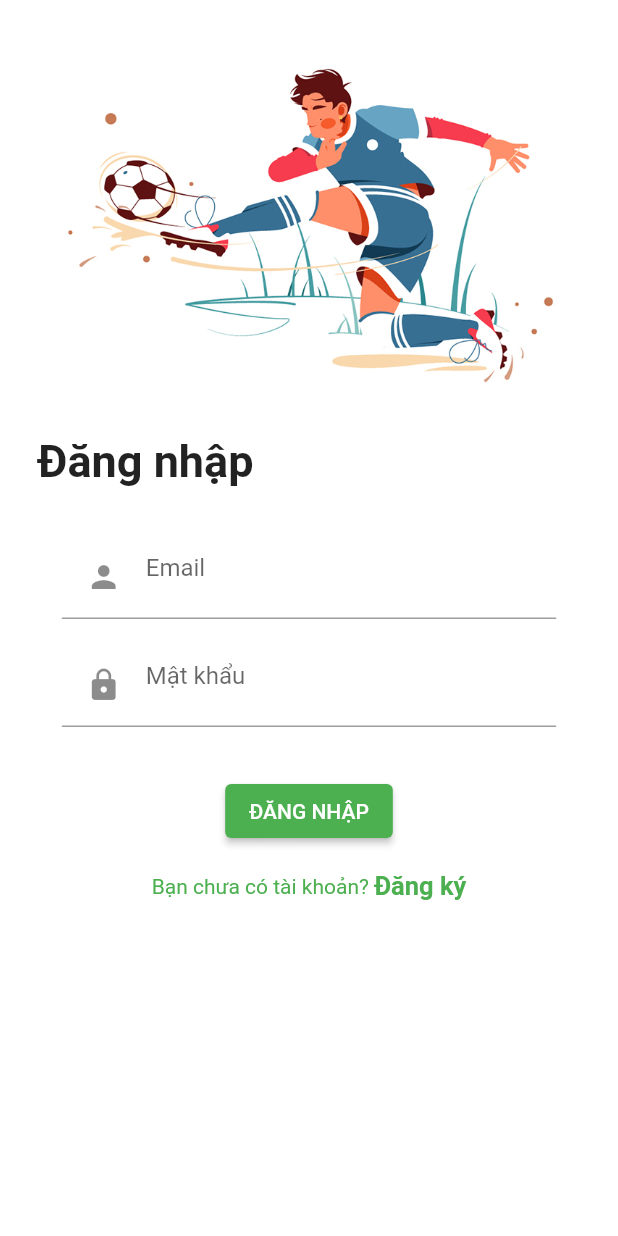
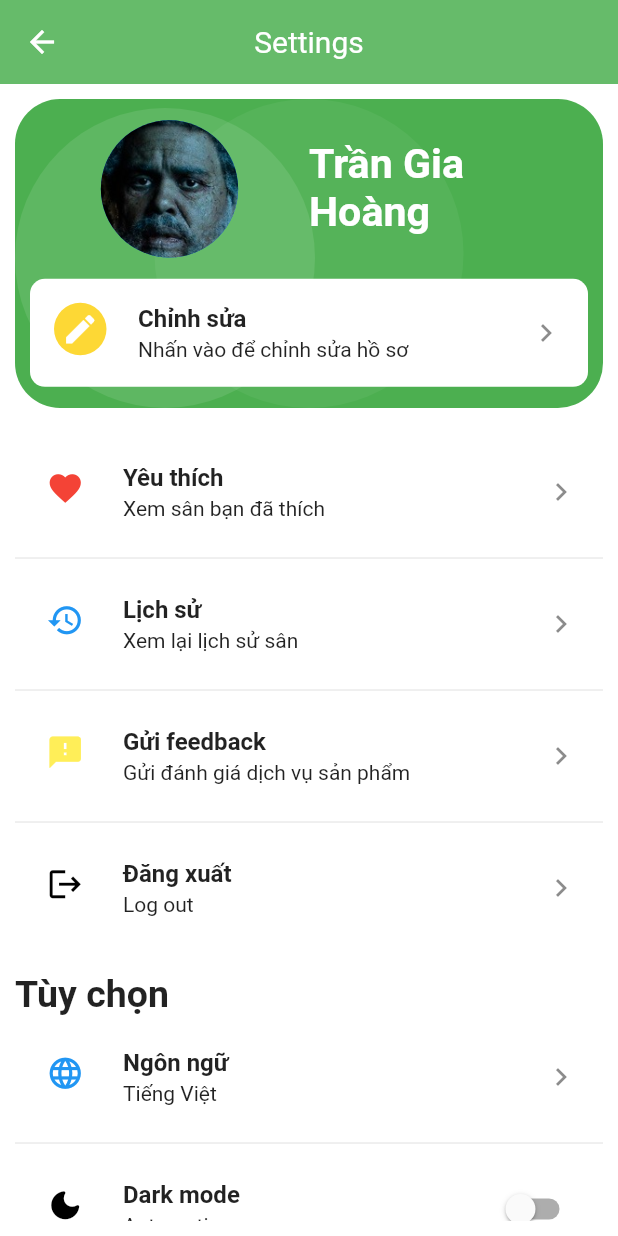
Before and after one commit to ATAnhTuan/HCI-Project-Mobile, a Flutter app: the screen it shows after launch, on a phone screen of 412 x 824 dp. Run offline on Flutter 3.47's test engine with Material 2 defaults, Android fonts, the phone set to English and light mode, and no system bars; drawn by our look-alikes of babstrap_settings_screen; our stand-ins replace flutter_svg, material_color_utilities; missing offline and left inert: dart:ffi.

Commit message:
Setting Screen

```diff
--- /dev/null
+++ b/HCI-Project-Mobile/lib/Screen/Setting/SettingScreen.dart
@@ -0,0 +1,170 @@
+import 'package:babstrap_settings_screen/babstrap_settings_screen.dart';
+import 'package:flutter/material.dart';
+
+class SettingWidget extends StatelessWidget {
+  const SettingWidget({Key? key}) : super(key: key);
+
+  @override
+  Widget build(BuildContext context) {
+    return MaterialApp(
+      home: Scaffold(
+        backgroundColor: Colors.white.withOpacity(.94),
+        appBar: AppBar(
+          leading: IconButton(
+            onPressed: () {},
+            icon: Icon(Icons.arrow_back),
+          ),
+          title: Text(
+            "Settings",
+            style:
+                TextStyle(color: Colors.white, fontWeight: FontWeight.normal),
+          ),
+          centerTitle: true,
+          backgroundColor: Colors.green[400],
+          elevation: 0,
+        ),
+        body: Padding(
+          padding: const EdgeInsets.all(10),
+          child: ListView(
+            children: [
+              BigUserCard(
+                cardColor: Colors.green,
+                userName: "Trần Gia Hoàng",
+                userProfilePic: AssetImage("assets/images/profilepic1.jpg"),
+                cardActionWidget: SettingsItem(
+                  icons: Icons.edit,
+                  iconStyle: IconStyle(
+                    withBackground: true,
+                    borderRadius: 50,
+                    backgroundColor: Colors.yellow[600],
+                  ),
+                  title: "Chỉnh sửa",
+                  subtitle: "Nhấn vào để chỉnh sửa hồ sơ",
+                  onTap: () {},
+                ),
+              ),
+              SettingsGroup(
+                iconItemSize: 24.0,
+                items: [
+                  SettingsItem(
+                    onTap: () {},
+                    icons: Icons.favorite,
+                    iconStyle: IconStyle(
+                      iconsColor: Colors.red,
+                      backgroundColor: Colors.white,
+                      withBackground: true,
+                    ),
+                    title: "Yêu thích",
+                    subtitle: "Xem sân bạn đã thích",
+                  ),
+                  SettingsItem(
+                    onTap: () {},
+                    icons: Icons.history,
+                    iconStyle: IconStyle(
+                      iconsColor: Colors.blue,
+                      backgroundColor: Colors.white,
+                      withBackground: true,
+                    ),
+                    title: "Lịch sử",
+                    subtitle: "Xem lại lịch sử sân",
+                  ),
+                  SettingsItem(
+                    onTap: () {},
+                    icons: Icons.feedback,
+                    iconStyle: IconStyle(
+                      iconsColor: Colors.yellow[400],
+                      backgroundColor: Colors.white,
+                      withBackground: true,
+                    ),
+                    title: "Gửi feedback",
+                    subtitle: "Gửi đánh giá dịch vụ sản phẩm",
+                  ),
+                  SettingsItem(
+                    onTap: () {},
+                    icons: Icons.logout,
+                    iconStyle: IconStyle(
+                      iconsColor: Colors.black,
+                      backgroundColor: Colors.white,
+                      withBackground: true,
+                    ),
+                    title: "Đăng xuất",
+                    subtitle: "Log out",
+                  ),
+                ],
+              ),
+              SettingsGroup(
+                settingsGroupTitle: "Tùy chọn",
+                items: [
+                  SettingsItem(
+                    onTap: () {},
+                    icons: Icons.language,
+                    iconStyle: IconStyle(
+                      iconsColor: Colors.blue,
+                      withBackground: true,
+                      backgroundColor: Colors.white,
+                    ),
+                    title: "Ngôn ngữ",
+                    subtitle: "Tiếng Việt",
+                  ),
+                  SettingsItem(
+                    onTap: () {},
+                    icons: Icons.dark_mode_rounded,
+                    iconStyle: IconStyle(
+                      iconsColor: Colors.black,
+                      withBackground: true,
+                      backgroundColor: Colors.white,
+                    ),
+                    title: 'Dark mode',
+                    subtitle: "Automatic",
+                    trailing: Switch.adaptive(
+                      value: false,
+                      onChanged: (value) {},
+                    ),
+                  ),
+                ],
+              ),
+              SettingsGroup(
+                settingsGroupTitle: "Thông tin và Hỗ trợ",
+                items: [
+                  SettingsItem(
+                    onTap: () {},
+                    icons: Icons.info,
+                    iconStyle: IconStyle(
+                      iconsColor: Colors.grey,
+                      withBackground: true,
+                      backgroundColor: Colors.white,
+                    ),
+                    title: "Về chúng tôi",
+                    subtitle: "HCI201_SU22_Group2",
+                  ),
+                  SettingsItem(
+                    onTap: () {},
+                    icons: Icons.question_mark,
+                    iconStyle: IconStyle(
+                      iconsColor: Colors.grey,
+                      withBackground: true,
+                      backgroundColor: Colors.white,
+                    ),
+                    title: "Câu hỏi thường gặp",
+                    subtitle: "Đặt câu hỏi cho chúng tôi",
+                  ),
+                  SettingsItem(
+                    onTap: () {},
+                    icons: Icons.phone,
+                    iconStyle: IconStyle(
+                      iconsColor: Colors.grey,
+                      withBackground: true,
+                      backgroundColor: Colors.white,
+                    ),
+                    title: "Hotline",
+                    subtitle: "0912345678",
+                  ),
+                ],
+              ),
+            ],
+          ),
+        ),
+      ),
+    );
+  }
+}
--- a/HCI-Project-Mobile/lib/Screen/main.dart
+++ b/HCI-Project-Mobile/lib/Screen/main.dart
@@ -4,13 +4,11 @@ import 'Home/HomeScreen.dart';
 import 'package:material_color_utilities/material_color_utilities.dart';
 
 import 'Login/LoginScreen.dart';
-
-
+import 'Setting/SettingScreen.dart';
 
 void main() {
-  runApp(const LoginScreen());
+  runApp(const SettingWidget());
 }
-
 
 class MyApp extends StatelessWidget {
   const MyApp({Key? key}) : super(key: key);
@@ -36,7 +34,7 @@ class _MyStatefulWidgetState extends State<MyStatefulWidget> {
   static const TextStyle optionStyle =
       TextStyle(fontSize: 30, fontWeight: FontWeight.bold);
   static const List<Widget> _widgetOptions = <Widget>[
-   HomeScreen(),
+    HomeScreen(),
     Text(
       'Index 1: Chat',
       style: optionStyle,
@@ -56,6 +54,7 @@ class _MyStatefulWidgetState extends State<MyStatefulWidget> {
       _selectedIndex = index;
     });
   }
+
   @override
   Widget build(BuildContext context) {
     return Scaffold(
--- a/HCI-Project-Mobile/pubspec.yaml
+++ b/HCI-Project-Mobile/pubspec.yaml
@@ -35,6 +35,7 @@ dependencies:
   # Use with the CupertinoIcons class for iOS style icons.
   cupertino_icons: ^1.0.2
   flutter_svg: ^1.1.0
+  babstrap_settings_screen: ^0.1.3
 dev_dependencies:
   flutter_test:
     sdk: flutter
```
Also changed, not shown: HCI-Project-Mobile/assets/images/profilepic.jpg (added), HCI-Project-Mobile/assets/images/profilepic1.jpg (added), HCI-Project-Mobile/pubspec.lock.
